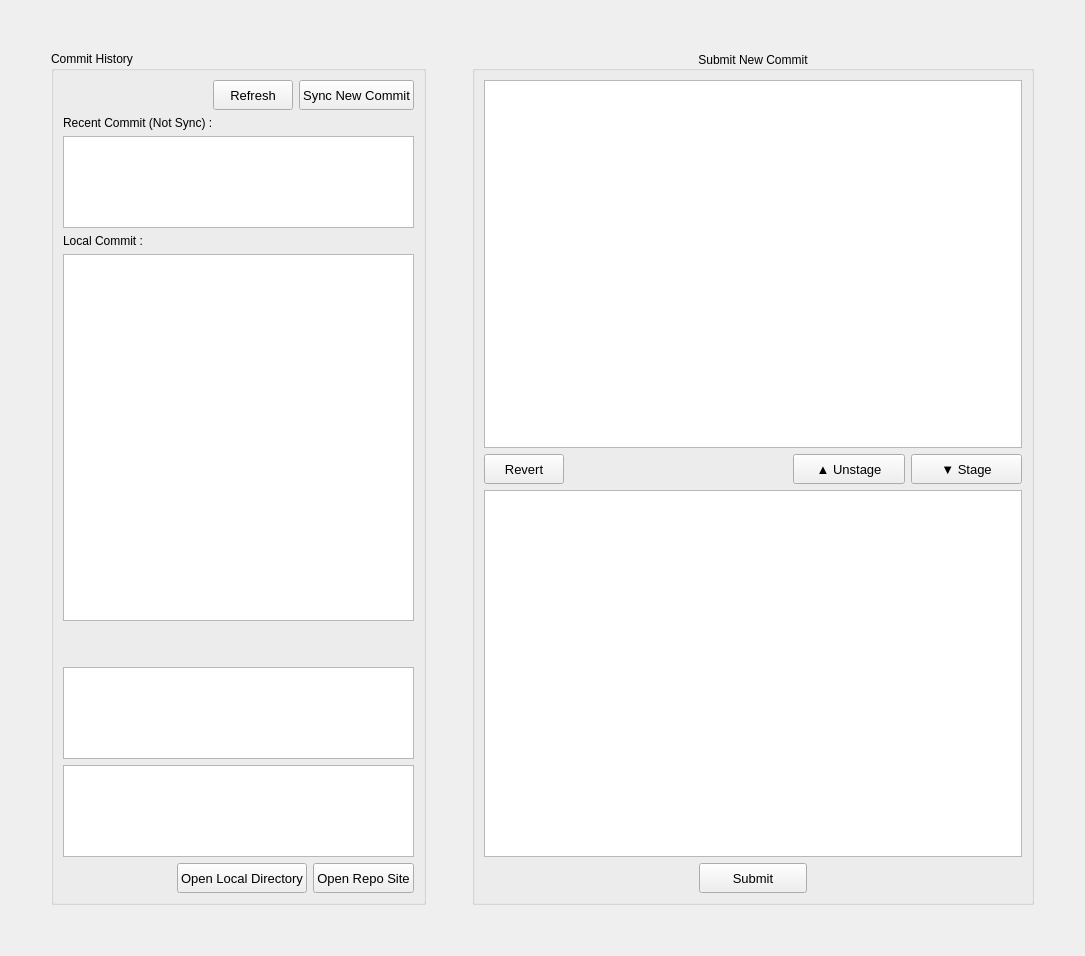
Qt form plugins/core/submit/submit_section.ui (tonmaiart/UkoreHub) before a commit.
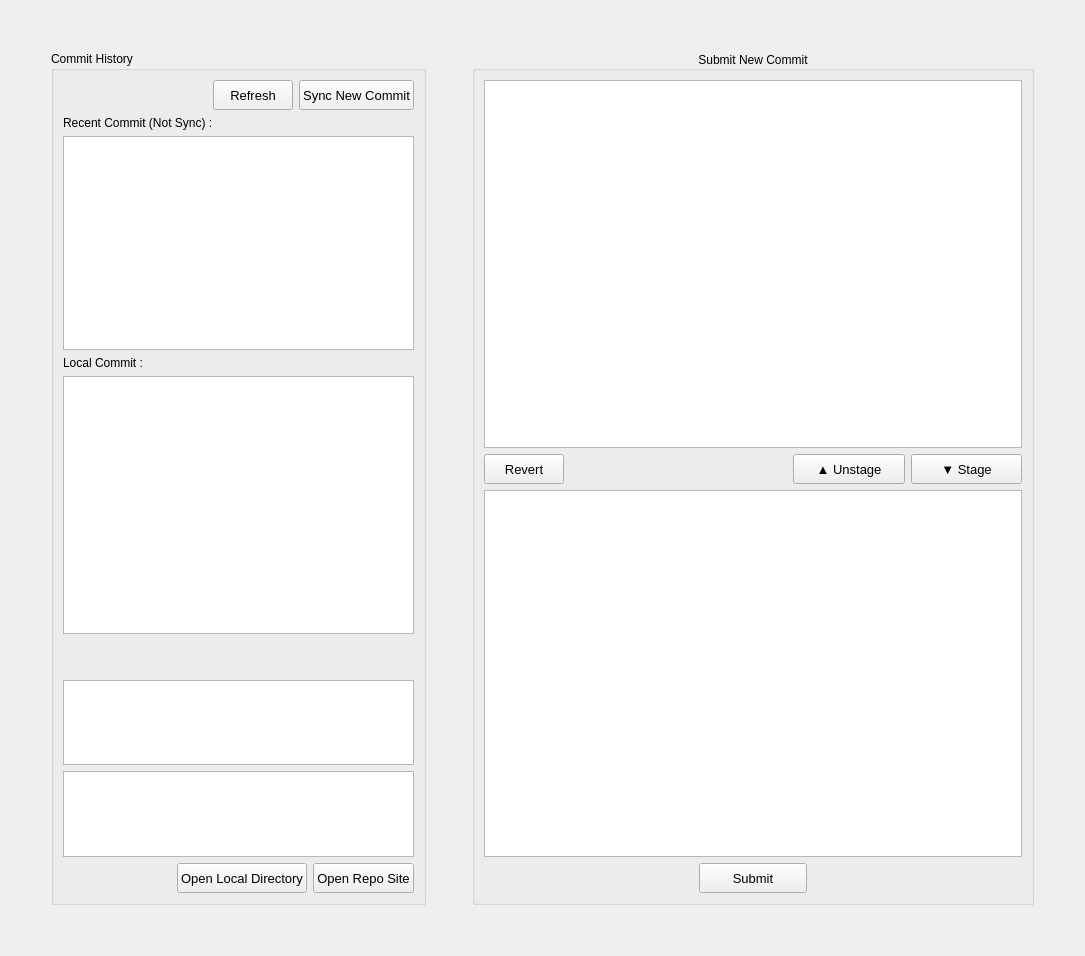
The same form after that commit.

Commit message: Sync from main @ 31e7075: Fast commit: 2026-08-23 15:06

Patch:
```diff
--- a/plugins/core/submit/submit_section.ui
+++ b/plugins/core/submit/submit_section.ui
@@ -36,7 +36,7 @@
           <property name="title">
            <string>Commit History</string>
           </property>
-          <layout class="QGridLayout" name="gridLayout_9" rowstretch="0,0,2,0,0,8,0,2,2,0" rowminimumheight="0,0,0,0,0,0,0,0,0,0">
+          <layout class="QGridLayout" name="gridLayout_9" rowstretch="0,0,5,0,0,6,0,2,2,0" rowminimumheight="0,0,0,0,0,0,0,0,0,0">
            <item row="7" column="0">
             <widget class="QTableView" name="tableView_git_status">
              <property name="selectionMode">
```
The commit also changes 1 other file.
